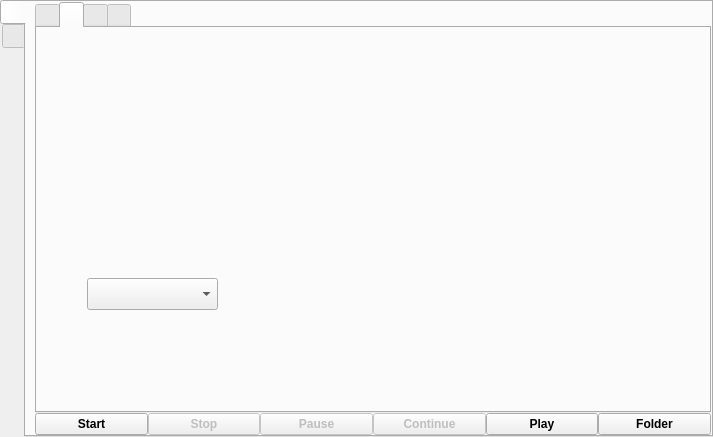
Before: the Qt Designer form src/wayland/formMainWindow_wl.ui in vkohaupt/vokoscreenNG, drawn with Qt 5.
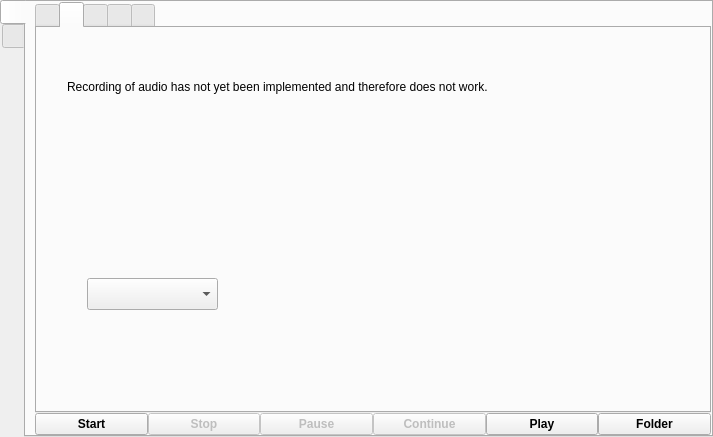
After: the same form once the commit is applied. The open tabs and pages were chosen to show the change. Icons and pictures are not drawn.

Commit message: Wayland: add tab misc

```diff
--- a/src/wayland/formMainWindow_wl.ui
+++ b/src/wayland/formMainWindow_wl.ui
@@ -494,6 +494,19 @@
              <string notr="true"/>
             </property>
            </widget>
+           <widget class="QLabel" name="label_3">
+            <property name="geometry">
+             <rect>
+              <x>30</x>
+              <y>50</y>
+              <width>531</width>
+              <height>18</height>
+             </rect>
+            </property>
+            <property name="text">
+             <string notr="true">Recording of audio has not yet been implemented and therefore does not work. </string>
+            </property>
+           </widget>
           </widget>
           <widget class="QWidget" name="tab_5">
            <attribute name="icon">
@@ -586,6 +599,15 @@
             </item>
            </layout>
           </widget>
+          <widget class="QWidget" name="tabMisc">
+           <attribute name="icon">
+            <iconset resource="../screencast.qrc">
+             <normaloff>:/pictures/screencast/preferences-system.png</normaloff>:/pictures/screencast/preferences-system.png</iconset>
+           </attribute>
+           <attribute name="title">
+            <string notr="true"/>
+           </attribute>
+          </widget>
           <widget class="QWidget" name="tabAvailable">
            <attribute name="icon">
             <iconset resource="../screencast.qrc">
```
Left out of the diff: 8 changed lines with no effect on the pictures. The commit also changes 1 other file.
